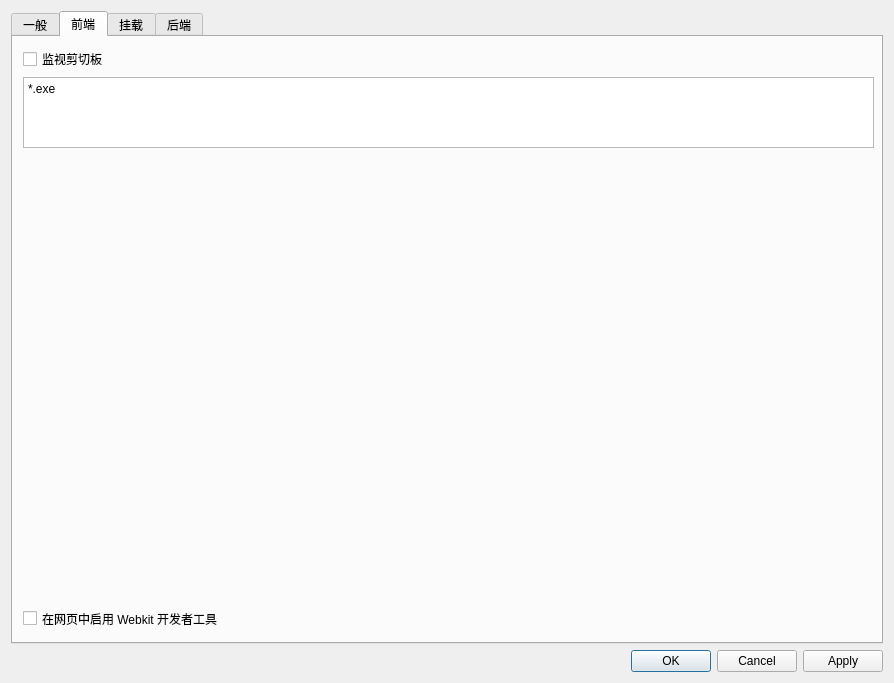
The window that src/frontend/ui/settings.ui (Xinkai/XwareDesktop) describes before a commit, drawn with Qt 5.
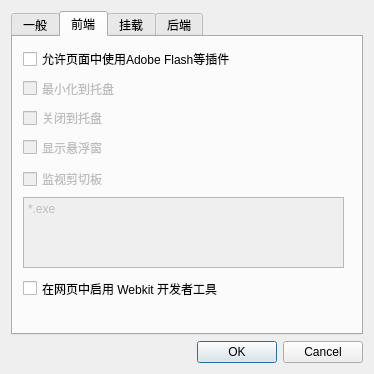
The same window after the commit. The open tabs and pages were chosen to show the change. Icons and pictures are not drawn.

Commit message: implement flash allow/disallow switch

Patch:
```diff
--- a/src/frontend/ui/settings.ui
+++ b/src/frontend/ui/settings.ui
@@ -6,10 +6,16 @@
    <rect>
     <x>0</x>
     <y>0</y>
-    <width>894</width>
-    <height>683</height>
+    <width>374</width>
+    <height>374</height>
    </rect>
   </property>
+  <property name="sizePolicy">
+   <sizepolicy hsizetype="Fixed" vsizetype="Fixed">
+    <horstretch>0</horstretch>
+    <verstretch>0</verstretch>
+   </sizepolicy>
+  </property>
   <property name="windowTitle">
    <string>设置</string>
   </property>
@@ -109,7 +115,7 @@
        <property name="flat">
         <bool>true</bool>
        </property>
-       <widget class="QWidget" name="">
+       <widget class="QWidget" name="layoutWidget">
         <property name="geometry">
          <rect>
           <x>11</x>
@@ -177,7 +183,7 @@
        <property name="geometry">
         <rect>
          <x>10</x>
-         <y>570</y>
+         <y>240</y>
          <width>251</width>
          <height>23</height>
         </rect>
@@ -190,21 +196,27 @@
        <property name="geometry">
         <rect>
          <x>10</x>
-         <y>10</y>
-         <width>851</width>
+         <y>130</y>
+         <width>321</width>
          <height>101</height>
         </rect>
        </property>
        <layout class="QVBoxLayout" name="verticalLayout_6">
         <item>
-         <widget class="QCheckBox" name="checkBox">
+         <widget class="QCheckBox" name="checkBox_watchClipboard">
+          <property name="enabled">
+           <bool>false</bool>
+          </property>
           <property name="text">
            <string>监视剪切板</string>
           </property>
          </widget>
         </item>
         <item>
-         <widget class="QPlainTextEdit" name="plainTextEdit">
+         <widget class="QPlainTextEdit" name="plaintext_watchPattern">
+          <property name="enabled">
+           <bool>false</bool>
+          </property>
           <property name="plainText">
            <string>*.exe</string>
           </property>
@@ -212,6 +224,58 @@
         </item>
        </layout>
       </widget>
+      <widget class="QWidget" name="layoutWidget">
+       <property name="geometry">
+        <rect>
+         <x>10</x>
+         <y>10</y>
+         <width>217</width>
+         <height>112</height>
+        </rect>
+       </property>
+       <layout class="QVBoxLayout" name="verticalLayout_5">
+        <item>
+         <widget class="QCheckBox" name="checkBox_allowFlash">
+          <property name="toolTip">
+           <string>一些功能，比如复制URL，需要Flash支持。</string>
+          </property>
+          <property name="text">
+           <string>允许页面中使用Adobe Flash等插件</string>
+          </property>
+         </widget>
+        </item>
+        <item>
+         <widget class="QCheckBox" name="checkBox_minimizeToSystray">
+          <property name="enabled">
+           <bool>false</bool>
+          </property>
+          <property name="text">
+           <string>最小化到托盘</string>
+          </property>
+         </widget>
+        </item>
+        <item>
+         <widget class="QCheckBox" name="checkBox_closeToSystray">
+          <property name="enabled">
+           <bool>false</bool>
+          </property>
+          <property name="text">
+           <string>关闭到托盘</string>
+          </property>
+         </widget>
+        </item>
+        <item>
+         <widget class="QCheckBox" name="checkBox_showFloatingWindow">
+          <property name="enabled">
+           <bool>false</bool>
+          </property>
+          <property name="text">
+           <string>显示悬浮窗</string>
+          </property>
+         </widget>
+        </item>
+       </layout>
+      </widget>
      </widget>
      <widget class="QWidget" name="tab_mount">
       <attribute name="title">
@@ -390,7 +454,7 @@
       <enum>Qt::Horizontal</enum>
      </property>
      <property name="standardButtons">
-      <set>QDialogButtonBox::Apply|QDialogButtonBox::Cancel|QDialogButtonBox::Ok</set>
+      <set>QDialogButtonBox::Cancel|QDialogButtonBox::Ok</set>
      </property>
      <property name="centerButtons">
       <bool>false</bool>
```
Left out of the diff: 75 changed lines with no effect on the pictures. Lines whose indentation alone changed are shown as unchanged. The commit also changes 4 other files.
